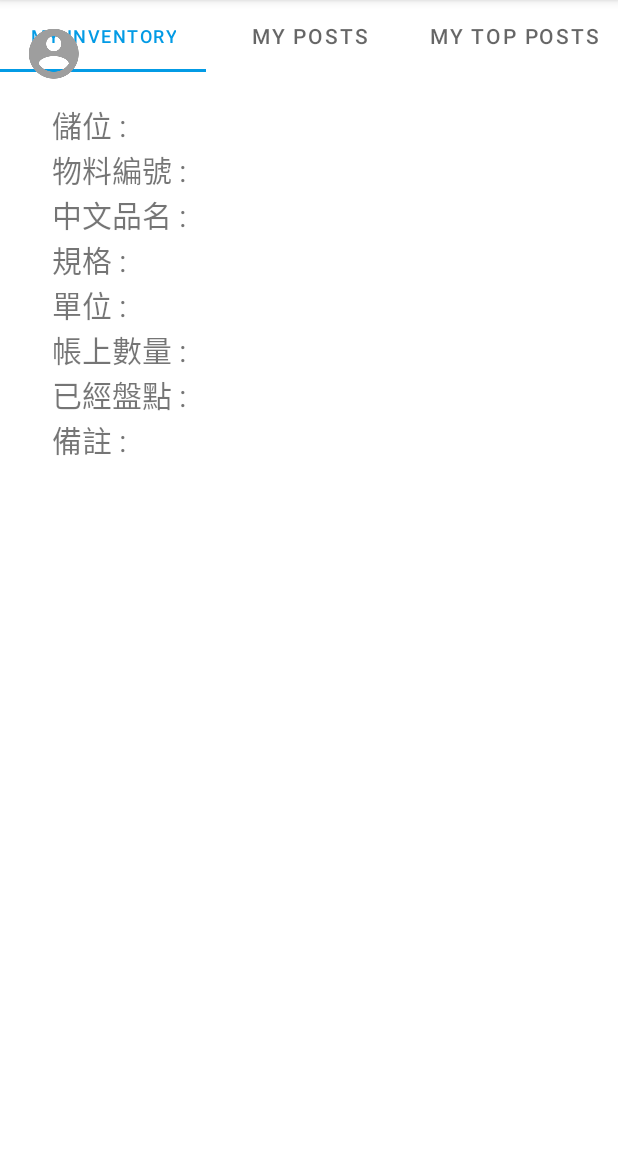
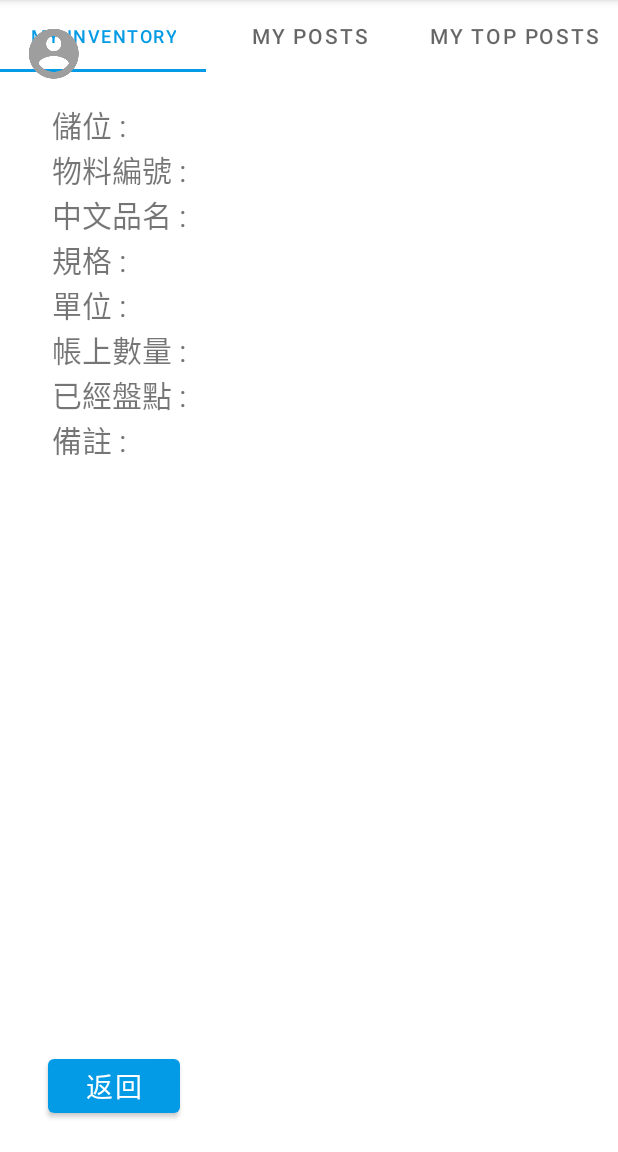
Before and after one commit to chhsiao121/APP-Warehouse-management-system, an Android app: the PostDetailFragment screen opened through its navigation route, on a phone screen of 412 x 824 dp, the part 84-1236 px from its top. Run offline under Robolectric (Android 15) with nearby library versions, the phone set to English and light mode, and no system bars; our stand-ins replace Firebase (no records; nobody signed in at launch, a user with empty details on screens opened directly), Picasso; pictures from the network do not load; 1 statement that could not run was skipped.

Commit message:
FixPostlsit stuck problem

```diff
--- a/database/app/build.gradle
+++ b/database/app/build.gradle
@@ -1,7 +1,7 @@
 apply plugin: 'com.android.application'
 apply plugin: 'kotlin-android'
 apply plugin: 'com.google.gms.google-services'
-
+apply from: "${rootDir}/gradle/build-script.gradle"
 check.dependsOn 'assembleDebugAndroidTest'
 
 android {
@@ -11,7 +11,7 @@ android {
         applicationId "com.google.firebase.quickstart.database"
         minSdkVersion 16
         targetSdkVersion 30
-        versionCode 1
+        versionCode getVersionCodeTimeStamps()
         versionName "1.0"
         testInstrumentationRunner 'androidx.test.runner.AndroidJUnitRunner'
         multiDexEnabled true
@@ -41,6 +41,7 @@ dependencies {
     implementation 'androidx.appcompat:appcompat:1.3.1'
     implementation 'androidx.recyclerview:recyclerview:1.2.1'
     implementation 'com.google.android.material:material:1.4.0'
+    implementation "com.google.android.material:material:1.1.0-beta01"
     implementation 'androidx.navigation:navigation-fragment-ktx:2.3.5'
     implementation 'androidx.navigation:navigation-ui-ktx:2.3.5'
 
--- a/database/app/src/main/java/com/google/firebase/quickstart/database/java/MainFragment.java
+++ b/database/app/src/main/java/com/google/firebase/quickstart/database/java/MainFragment.java
@@ -13,7 +13,9 @@ import androidx.annotation.Nullable;
 import androidx.fragment.app.Fragment;
 import androidx.fragment.app.FragmentPagerAdapter;
 import androidx.navigation.fragment.NavHostFragment;
+import androidx.viewpager2.adapter.FragmentStateAdapter;
 
+import com.google.android.material.tabs.TabLayoutMediator;
 import com.google.firebase.auth.FirebaseAuth;
 import com.google.firebase.quickstart.database.R;
 import com.google.firebase.quickstart.database.databinding.FragmentMainBinding;
@@ -38,37 +40,42 @@ public class MainFragment extends Fragment {
         setHasOptionsMenu(true);
 
         // Create the adapter that will return a fragment for each section
-        FragmentPagerAdapter mPagerAdapter = new FragmentPagerAdapter(getParentFragmentManager(),
-                FragmentPagerAdapter.BEHAVIOR_RESUME_ONLY_CURRENT_FRAGMENT) {
+        FragmentStateAdapter mPagerAdapter = new FragmentStateAdapter (getParentFragmentManager(),
+                getViewLifecycleOwner().getLifecycle()) {
             private final Fragment[] mFragments = new Fragment[]{
                     new RecentPostsFragment(),
                     new MyPostsFragment(),
                     new MyTopPostsFragment(),
             };
-            private final String[] mFragmentNames = new String[]{
-                    getString(R.string.heading_recent),
-                    getString(R.string.heading_my_posts),
-                    getString(R.string.heading_my_top_posts)
-            };
+            @Override
+            public int getItemCount() {
+                return mFragments.length;
+            }
 
+            @NonNull
             @Override
-            public Fragment getItem(int position) {
+            public Fragment createFragment(int position) {
                 return mFragments[position];
             }
 
-            @Override
-            public int getCount() {
-                return mFragments.length;
-            }
 
-            @Override
-            public CharSequence getPageTitle(int position) {
-                return mFragmentNames[position];
-            }
+//            @Override
+//            public CharSequence getPageTitle(int position) {
+//                return mFragmentNames[position];
+//            }
+        };
+        String[] mFragmentNames = new String[]{
+                getString(R.string.heading_recent),
+                getString(R.string.heading_my_posts),
+                getString(R.string.heading_my_top_posts)
         };
         // Set up the ViewPager with the sections adapter.
         binding.container.setAdapter(mPagerAdapter);
-        binding.tabs.setupWithViewPager(binding.container);
+        // change ViewPager to ViewPager2
+        new TabLayoutMediator(binding.tabs, binding.container,
+                (tab, position) -> tab.setText(mFragmentNames[position])
+        ).attach();
+//        binding.tabs.setupWithViewPager(binding.container);
     }
 
     @Override
--- a/database/app/src/main/java/com/google/firebase/quickstart/database/java/listfragments/PostListFragment.java
+++ b/database/app/src/main/java/com/google/firebase/quickstart/database/java/listfragments/PostListFragment.java
@@ -123,6 +123,7 @@ public abstract class PostListFragment extends Fragment {
             }
         };
         mRecycler.setAdapter(mAdapter);
+        Log.d(TAG, "test_mRecyyler");
     }
 
     // [START post_stars_transaction]
--- a/database/app/src/main/res/layout/fragment_main.xml
+++ b/database/app/src/main/res/layout/fragment_main.xml
@@ -12,7 +12,7 @@
         app:layout_constraintTop_toTopOf="parent"
         />
 
-    <androidx.viewpager.widget.ViewPager
+    <androidx.viewpager2.widget.ViewPager2
         android:id="@+id/container"
         android:layout_width="match_parent"
         android:layout_height="0dp"
--- a/database/app/src/main/res/layout/fragment_post_detail.xml
+++ b/database/app/src/main/res/layout/fragment_post_detail.xml
@@ -68,10 +68,22 @@
         android:layout_height="248dp"
         app:layout_constraintBottom_toBottomOf="parent"
         app:layout_constraintEnd_toEndOf="parent"
-        app:layout_constraintHorizontal_bias="0.498"
         app:layout_constraintStart_toStartOf="parent"
         app:layout_constraintTop_toBottomOf="@+id/postTextLayout"
+        app:layout_constraintVertical_bias="0.238"
         tools:srcCompat="@tools:sample/avatars" />
+
+    <Button
+        android:id="@+id/backbutton"
+        android:layout_width="wrap_content"
+        android:layout_height="wrap_content"
+        android:layout_marginStart="16dp"
+        android:layout_marginLeft="16dp"
+        android:layout_marginBottom="4dp"
+        android:text="返回"
+        android:textSize="18sp"
+        app:layout_constraintBottom_toBottomOf="parent"
+        app:layout_constraintStart_toStartOf="parent" />
 
 
 </androidx.constraintlayout.widget.ConstraintLayout>
--- a/database/app/src/main/res/navigation/nav_graph_java.xml
+++ b/database/app/src/main/res/navigation/nav_graph_java.xml
@@ -40,6 +40,11 @@
         android:name="com.google.firebase.quickstart.database.java.PostDetailFragment"
         android:label="@string/app_name"
         tools:layout="@layout/fragment_post_detail">
+        <action
+            android:id="@+id/action_PostDetailFragment_to_MainFragment"
+            app:destination="@id/MainFragment"
+            app:popUpTo="@id/MainFragment">
+        </action>
     </fragment>
 
     <fragment
--- /dev/null
+++ b/database/gradle/build-script.gradle
@@ -0,0 +1,6 @@
+ext.getVersionCodeTimeStamps = { ->
+    def date = new Date()
+    def formattedDate = date.format('yyMMddHH')
+    def result = formattedDate.toInteger()
+    return result
+}
```
Also changed, not shown: database/app/src/main/java/com/google/firebase/quickstart/database/java/PostDetailFragment.java (+15 -2 lines), database/app/src/main/res/drawable/images.jpeg (added), 1 other file.
